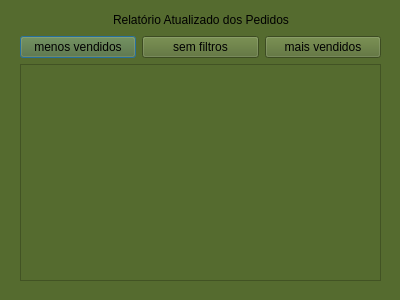
Above: telarelatorio.ui from jujubsfs/restify3 before the change. Below: the same form after it.
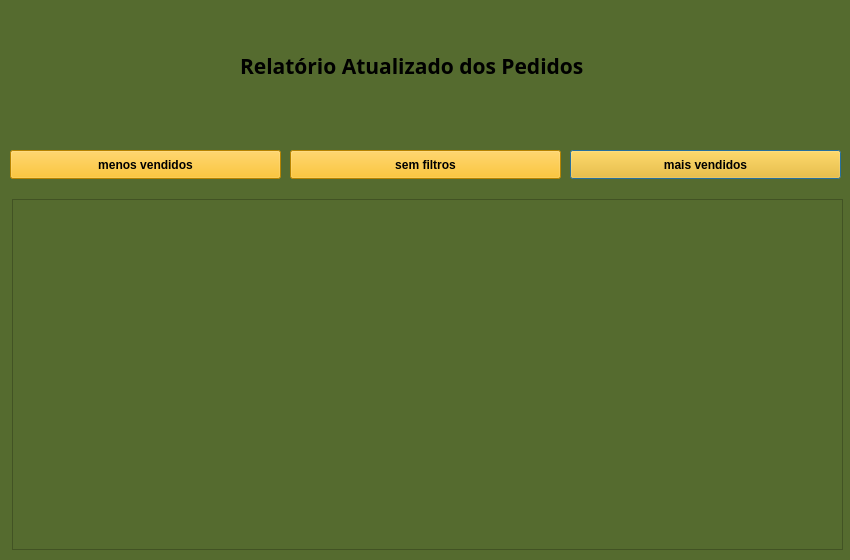
That is the form after the change.

```diff
--- a/telarelatorio.ui
+++ b/telarelatorio.ui
@@ -6,8 +6,8 @@
    <rect>
     <x>0</x>
     <y>0</y>
-    <width>400</width>
-    <height>300</height>
+    <width>850</width>
+    <height>560</height>
    </rect>
   </property>
   <property name="windowTitle">
@@ -16,82 +16,98 @@
   <property name="styleSheet">
    <string notr="true">background-color: #556B2F</string>
   </property>
-  <widget class="QWidget" name="layoutWidget">
+  <widget class="QPushButton" name="pushButton_3">
    <property name="geometry">
     <rect>
-     <x>20</x>
-     <y>10</y>
-     <width>361</width>
-     <height>271</height>
+     <x>570</x>
+     <y>150</y>
+     <width>271</width>
+     <height>29</height>
     </rect>
    </property>
-   <layout class="QVBoxLayout" name="verticalLayout">
-    <item>
-     <layout class="QHBoxLayout" name="horizontalLayout">
-      <item>
-       <spacer name="horizontalSpacer">
-        <property name="orientation">
-         <enum>Qt::Orientation::Horizontal</enum>
-        </property>
-        <property name="sizeHint" stdset="0">
-         <size>
-          <width>40</width>
-          <height>20</height>
-         </size>
-        </property>
-       </spacer>
-      </item>
-      <item>
-       <widget class="QLabel" name="label">
-        <property name="text">
-         <string>Relatório Atualizado dos Pedidos</string>
-        </property>
-       </widget>
-      </item>
-      <item>
-       <spacer name="horizontalSpacer_2">
-        <property name="orientation">
-         <enum>Qt::Orientation::Horizontal</enum>
-        </property>
-        <property name="sizeHint" stdset="0">
-         <size>
-          <width>40</width>
-          <height>20</height>
-         </size>
-        </property>
-       </spacer>
-      </item>
-     </layout>
-    </item>
-    <item>
-     <layout class="QHBoxLayout" name="horizontalLayout_2">
-      <item>
-       <widget class="QPushButton" name="pushButton">
-        <property name="text">
-         <string>menos vendidos</string>
-        </property>
-       </widget>
-      </item>
-      <item>
-       <widget class="QPushButton" name="pushButton_2">
-        <property name="text">
-         <string>sem filtros</string>
-        </property>
-       </widget>
-      </item>
-      <item>
-       <widget class="QPushButton" name="pushButton_3">
-        <property name="text">
-         <string>mais vendidos</string>
-        </property>
-       </widget>
-      </item>
-     </layout>
-    </item>
-    <item>
-     <widget class="QTableView" name="tableView"/>
-    </item>
-   </layout>
+   <property name="font">
+    <font>
+     <bold>true</bold>
+    </font>
+   </property>
+   <property name="styleSheet">
+    <string notr="true">background-color: rgb(255, 183, 0);</string>
+   </property>
+   <property name="text">
+    <string>mais vendidos</string>
+   </property>
+  </widget>
+  <widget class="QPushButton" name="pushButton_2">
+   <property name="geometry">
+    <rect>
+     <x>290</x>
+     <y>150</y>
+     <width>271</width>
+     <height>29</height>
+    </rect>
+   </property>
+   <property name="font">
+    <font>
+     <bold>true</bold>
+    </font>
+   </property>
+   <property name="styleSheet">
+    <string notr="true">background-color: rgb(255, 183, 0);</string>
+   </property>
+   <property name="text">
+    <string>sem filtros</string>
+   </property>
+  </widget>
+  <widget class="QPushButton" name="pushButton">
+   <property name="geometry">
+    <rect>
+     <x>10</x>
+     <y>150</y>
+     <width>271</width>
+     <height>29</height>
+    </rect>
+   </property>
+   <property name="font">
+    <font>
+     <bold>true</bold>
+    </font>
+   </property>
+   <property name="styleSheet">
+    <string notr="true">background-color: rgb(255, 183, 0);</string>
+   </property>
+   <property name="text">
+    <string>menos vendidos</string>
+   </property>
+  </widget>
+  <widget class="QLabel" name="label">
+   <property name="geometry">
+    <rect>
+     <x>240</x>
+     <y>40</y>
+     <width>521</width>
+     <height>51</height>
+    </rect>
+   </property>
+   <property name="font">
+    <font>
+     <family>Segoe Script</family>
+     <pointsize>16</pointsize>
+     <bold>true</bold>
+    </font>
+   </property>
+   <property name="text">
+    <string>Relatório Atualizado dos Pedidos</string>
+   </property>
+  </widget>
+  <widget class="QTableView" name="tableView">
+   <property name="geometry">
+    <rect>
+     <x>12</x>
+     <y>199</y>
+     <width>831</width>
+     <height>351</height>
+    </rect>
+   </property>
   </widget>
  </widget>
  <resources/>
```
